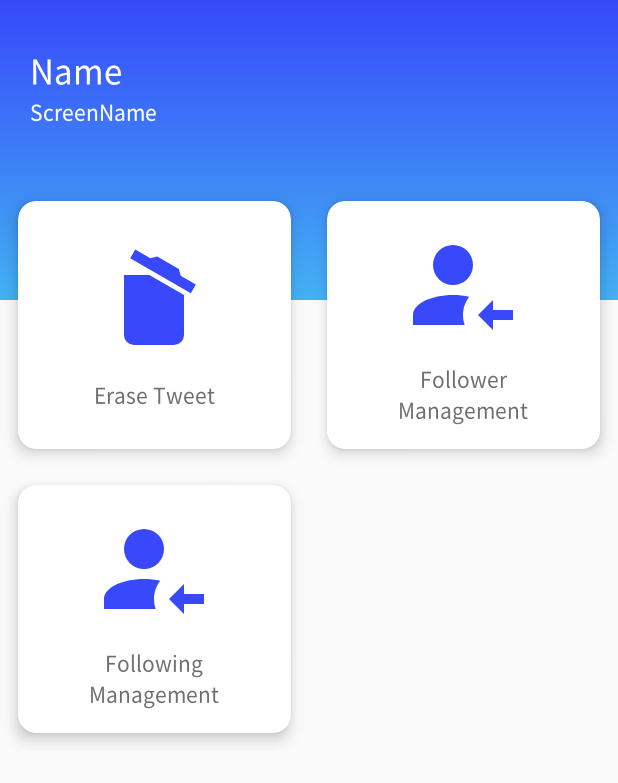
After one commit to SasarinoMARi/Tweeper, an Android app: the DashboardActivity screen opened directly, with no data from a screen before it, on a phone screen of 412 x 824 dp. The commit adds this screen. Shown: the top 783 px of the screen. Run offline under Robolectric (Android 15) with nearby library versions, the phone set to English and light mode, and no system bars; our stand-ins replace Picasso, data binding; pictures from the network do not load; 4 statements that could not run were skipped.

Commit message:
build up dashboard

```diff
--- a/app/build.gradle
+++ b/app/build.gradle
@@ -36,4 +36,6 @@ dependencies {
     androidTestImplementation 'androidx.test:runner:1.2.0'
     androidTestImplementation 'androidx.test.espresso:espresso-core:3.2.0'
     implementation project(':WebView')
+    implementation "com.google.android.material:material:1.0.0"
+    implementation 'com.squareup.picasso:picasso:2.71828'
 }
--- a/app/src/main/AndroidManifest.xml
+++ b/app/src/main/AndroidManifest.xml
@@ -11,6 +11,8 @@
             android:roundIcon="@mipmap/ic_launcher_round"
             android:supportsRtl="true"
             android:theme="@style/AppTheme">
+        <activity android:name=".DashboardActivity">
+        </activity>
         <activity android:name=".hetzer.HetzerActivity">
         </activity>
         <activity android:name=".AuthenticationActivity">
--- /dev/null
+++ b/app/src/main/java/com/sasarinomari/tweetcleaner/DashboardActivity.kt
@@ -0,0 +1,35 @@
+package com.sasarinomari.tweetcleaner
+
+import android.net.Uri
+import androidx.appcompat.app.AppCompatActivity
+import android.os.Bundle
+import twitter4j.TwitterException
+import twitter4j.TwitterFactory
+import java.io.IOException
+import android.os.Environment.getExternalStorageDirectory
+import com.squareup.picasso.Picasso
+import kotlinx.android.synthetic.main.activity_dashboard.*
+
+
+class DashboardActivity : Adam() {
+
+    override fun onCreate(savedInstanceState: Bundle?) {
+        super.onCreate(savedInstanceState)
+        setContentView(R.layout.activity_dashboard)
+        loadUserInformation()
+    }
+
+    private fun loadUserInformation() {
+        Thread(Runnable {
+            val twitter = TwitterFactory.getSingleton()
+            val me = twitter.showUser(twitter.id)
+            runOnUiThread {
+                text_Name.text = me.name
+                text_ScreenName.text = me.screenName
+                Picasso.get() // Todo: Resize 작업 필요할 지 확인하기
+                    .load(me.biggerProfileImageURL)
+                    .into(image_profilePicture)
+            }
+        }).start()
+    }
+}
--- /dev/null
+++ b/app/src/main/java/com/sasarinomari/tweetcleaner/DashboardCard.kt
@@ -0,0 +1,44 @@
+package com.sasarinomari.tweetcleaner
+
+import android.content.Context
+import android.content.res.TypedArray
+import android.util.AttributeSet
+import android.view.LayoutInflater
+import androidx.cardview.widget.CardView
+import androidx.core.content.ContextCompat
+import kotlinx.android.synthetic.main.view_dashboard_card.view.*
+
+class DashboardCard : CardView {
+    constructor(context: Context) : super(context) {
+        init(null, 0)
+    }
+
+    constructor(context: Context, attrs: AttributeSet) : super(context, attrs) {
+        init(attrs, 0)
+    }
+
+    constructor(context: Context, attrs: AttributeSet, defStyle: Int) : super(
+        context,
+        attrs,
+        defStyle
+    ) {
+        init(attrs, defStyle)
+    }
+
+    private fun init(attrs: AttributeSet?, defStyle: Int) {
+        LayoutInflater.from(context).inflate(R.layout.view_dashboard_card, this, true)
+        this.setBackgroundColor(ContextCompat.getColor(context, android.R.color.transparent))
+        val typedArray = context.obtainStyledAttributes(attrs, R.styleable.DashboardCard, defStyle, 0)
+        setTypeArray(typedArray)
+    }
+
+    private fun setTypeArray(typedArray: TypedArray) {
+        val iconAttr = typedArray.getResourceId(R.styleable.DashboardCard_icon, 0)
+        val textAttr = typedArray.getString(R.styleable.DashboardCard_text)
+
+        icon.setImageResource(iconAttr)
+        text.text = textAttr
+
+        typedArray.recycle()
+    }
+}
--- a/app/src/main/java/com/sasarinomari/tweetcleaner/MainActivity.kt
+++ b/app/src/main/java/com/sasarinomari/tweetcleaner/MainActivity.kt
@@ -14,8 +14,18 @@ class MainActivity : AppCompatActivity() {
 
     override fun onCreate(savedInstanceState: Bundle?) {
         super.onCreate(savedInstanceState)
-        startActivity(Intent(this, AuthenticationActivity::class.java))
-        main()
+        startActivityForResult(Intent(this, AuthenticationActivity::class.java), 0)
+        //main()
+    }
+
+    override fun onActivityResult(requestCode: Int, resultCode: Int, data: Intent?) {
+        when (requestCode) {
+            0 -> {
+                startActivity(Intent(this, DashboardActivity::class.java))
+                finish()
+            }
+            else -> super.onActivityResult(requestCode, resultCode, data)
+        }
     }
 
     private fun main() {
--- a/app/src/main/java/com/sasarinomari/tweetcleaner/hetzer/HetzerActivity.kt
+++ b/app/src/main/java/com/sasarinomari/tweetcleaner/hetzer/HetzerActivity.kt
@@ -22,7 +22,7 @@ class HetzerActivity : Adam(), HetzerInterface {
             Thread(Runnable {
                 getTweet {
                     for (item in it) {
-                        log("[처리 시작] : ${if (item.text.length >15) "${item.text.substring(0, 20)}.." else item.text}")
+                        log("[처리 시작] : ${if (item.text.length >15) "${item.text.substring(0, 15)}.." else item.text}")
                         when {
                             excludeMyFavorite(item) -> {
                                 log("[트윗 제외됨] : 본인이 마음에 들어한 트윗")
--- /dev/null
+++ b/app/src/main/res/drawable/account_arrow_left.xml
@@ -0,0 +1,8 @@
+<!-- drawable/account_arrow_left.xml -->
+<vector xmlns:android="http://schemas.android.com/apk/res/android"
+    android:height="24dp"
+    android:width="24dp"
+    android:viewportWidth="24"
+    android:viewportHeight="24">
+    <path android:fillColor="@color/colorPrimaryDark" android:pathData="M18,21L15,18L18,15V17H22V19H18V21M10,4A4,4 0 0,1 14,8A4,4 0 0,1 10,12A4,4 0 0,1 6,8A4,4 0 0,1 10,4M10,14C11.15,14 12.25,14.12 13.24,14.34C12.46,15.35 12,16.62 12,18C12,18.7 12.12,19.37 12.34,20H2V18C2,15.79 5.58,14 10,14Z" />
+</vector>
--- /dev/null
+++ b/app/src/main/res/drawable/account_arrow_right.xml
@@ -0,0 +1,8 @@
+<!-- drawable/account_arrow_right.xml -->
+<vector xmlns:android="http://schemas.android.com/apk/res/android"
+    android:height="24dp"
+    android:width="24dp"
+    android:viewportWidth="24"
+    android:viewportHeight="24">
+    <path android:fillColor="@color/colorPrimaryDark" android:pathData="M19,21V19H15V17H19V15L22,18L19,21M10,4A4,4 0 0,1 14,8A4,4 0 0,1 10,12A4,4 0 0,1 6,8A4,4 0 0,1 10,4M10,14C11.15,14 12.25,14.12 13.24,14.34C12.46,15.35 12,16.62 12,18C12,18.7 12.12,19.37 12.34,20H2V18C2,15.79 5.58,14 10,14Z" />
+</vector>
--- /dev/null
+++ b/app/src/main/res/drawable/delete_empty.xml
@@ -0,0 +1,8 @@
+<!-- drawable/delete_empty.xml -->
+<vector xmlns:android="http://schemas.android.com/apk/res/android"
+    android:height="24dp"
+    android:width="24dp"
+    android:viewportWidth="24"
+    android:viewportHeight="24">
+    <path android:fillColor="@color/colorPrimaryDark" android:pathData="M20.37,8.91L19.37,10.64L7.24,3.64L8.24,1.91L11.28,3.66L12.64,3.29L16.97,5.79L17.34,7.16L20.37,8.91M6,19V7H11.07L18,11V19A2,2 0 0,1 16,21H8A2,2 0 0,1 6,19Z" />
+</vector>
--- /dev/null
+++ b/app/src/main/res/drawable/gradient_title.xml
@@ -0,0 +1,8 @@
+<?xml version="1.0" encoding="utf-8"?>
+<shape xmlns:android="http://schemas.android.com/apk/res/android">
+    <gradient
+        android:angle="90"
+        android:endColor="@color/colorPrimaryDark"
+        android:startColor="@color/colorPrimary"
+        android:type="linear" />
+</shape>
--- /dev/null
+++ b/app/src/main/res/layout/activity_dashboard.xml
@@ -0,0 +1,111 @@
+<?xml version="1.0" encoding="utf-8"?>
+<layout xmlns:android="http://schemas.android.com/apk/res/android"
+    xmlns:app="http://schemas.android.com/apk/res-auto"
+    xmlns:tools="http://schemas.android.com/tools">
+
+
+    <data>
+        <variable
+            name="cardIcon"
+            type="android.graphics.drawable.Drawable" />
+        <variable
+            name="cardText"
+            type="java.lang.String" />
+    </data>
+    <ScrollView
+        android:layout_width="match_parent"
+        android:layout_height="match_parent"
+        tools:context=".DashboardActivity">
+
+        <androidx.constraintlayout.widget.ConstraintLayout
+            android:layout_width="match_parent"
+            android:layout_height="wrap_content">
+
+            <LinearLayout
+                android:layout_width="match_parent"
+                android:layout_height="200dp"
+                android:background="@drawable/gradient_title"
+                android:orientation="vertical"
+                app:layout_constraintTop_toTopOf="parent" />
+
+            <LinearLayout
+                android:layout_width="match_parent"
+                android:layout_height="wrap_content"
+                android:orientation="vertical"
+                app:layout_constraintTop_toTopOf="parent">
+
+                <RelativeLayout
+                    android:layout_width="match_parent"
+                    android:layout_height="wrap_content"
+                    android:layout_marginLeft="20dp"
+                    android:layout_marginTop="30dp"
+                    android:layout_marginRight="20dp">
+
+                    <TextView
+                        android:id="@+id/text_Name"
+                        style="@style/TextBase"
+                        android:layout_width="wrap_content"
+                        android:layout_height="wrap_content"
+                        android:text="Name"
+                        android:textColor="@color/white"
+                        android:textSize="22sp"
+                        tools:ignore="HardcodedText" />
+
+                    <TextView
+                        android:id="@+id/text_ScreenName"
+                        style="@style/TextBase"
+                        android:layout_width="wrap_content"
+                        android:layout_height="wrap_content"
+                        android:layout_below="@id/text_Name"
+                        android:text="ScreenName"
+                        android:textColor="@color/white"
+                        android:textSize="14sp"
+                        tools:ignore="HardcodedText" />
+
+                    <ImageView
+                        android:id="@+id/image_profilePicture"
+                        android:layout_width="62dp"
+                        android:layout_height="62dp"
+                        android:layout_alignParentEnd="true" />
+
+                </RelativeLayout>
+
+                <GridLayout
+                    android:layout_width="match_parent"
+                    android:layout_height="wrap_content"
+                    android:layout_marginTop="30dp"
+                    android:alignmentMode="alignMargins"
+                    android:columnCount="2"
+                    android:columnOrderPreserved="false"
+                    android:rowCount="3">
+
+                    <com.sasarinomari.tweetcleaner.DashboardCard
+                        android:layout_width="0dp"
+                        android:layout_height="wrap_content"
+                        android:layout_rowWeight="1"
+                        android:layout_columnWeight="1"
+                        app:text="@string/TweetCleaner"
+                        app:icon="@drawable/delete_empty"/>
+
+                    <com.sasarinomari.tweetcleaner.DashboardCard
+                        android:layout_width="0dp"
+                        android:layout_height="wrap_content"
+                        android:layout_rowWeight="1"
+                        android:layout_columnWeight="1"
+                        app:text="@string/FollowerManagement"
+                        app:icon="@drawable/account_arrow_left"/>
+
+                    <com.sasarinomari.tweetcleaner.DashboardCard
+                        android:layout_width="0dp"
+                        android:layout_height="wrap_content"
+                        android:layout_rowWeight="1"
+                        android:layout_columnWeight="1"
+                        app:text="@string/FollowingManagement"
+                        app:icon="@drawable/account_arrow_left"/>
+
+                </GridLayout>
+            </LinearLayout>
+
+        </androidx.constraintlayout.widget.ConstraintLayout>
+    </ScrollView>
+</layout>
--- /dev/null
+++ b/app/src/main/res/layout/view_dashboard_card.xml
@@ -0,0 +1,37 @@
+<?xml version="1.0" encoding="utf-8"?>
+<androidx.cardview.widget.CardView xmlns:android="http://schemas.android.com/apk/res/android"
+    xmlns:app="http://schemas.android.com/apk/res-auto"
+    xmlns:tools="http://schemas.android.com/tools"
+    android:layout_width="match_parent"
+    android:layout_height="match_parent"
+    android:layout_margin="12dp"
+    app:cardCornerRadius="12dp"
+    app:cardElevation="6dp">
+
+    <LinearLayout
+        android:layout_width="match_parent"
+        android:layout_height="match_parent"
+        android:gravity="center"
+        android:orientation="vertical"
+        android:padding="16dp">
+
+        <ImageView
+            android:id="@+id/icon"
+            android:layout_width="80dp"
+            android:layout_height="80dp"
+            android:src="@color/colorPrimary" />
+
+        <TextView
+            android:id="@+id/text"
+            style="@style/TextBase"
+            android:layout_width="wrap_content"
+            android:layout_height="wrap_content"
+            android:layout_marginTop="12dp"
+            android:text="텍스트"
+            android:textAlignment="center"
+            android:textColor="#6f6f6f"
+            tools:ignore="HardcodedText" />
+
+    </LinearLayout>
+
+</androidx.cardview.widget.CardView>
--- /dev/null
+++ b/app/src/main/res/values/attrs.xml
@@ -0,0 +1,7 @@
+<?xml version="1.0" encoding="utf-8"?>
+<resources>
+    <declare-styleable name="DashboardCard">
+        <attr name="text" format="reference|string" />
+        <attr name="icon" format="reference" />
+    </declare-styleable>
+</resources>
--- a/app/src/main/res/values/colors.xml
+++ b/app/src/main/res/values/colors.xml
@@ -1,6 +1,7 @@
 <?xml version="1.0" encoding="utf-8"?>
 <resources>
-    <color name="colorPrimary">#008577</color>
-    <color name="colorPrimaryDark">#00574B</color>
-    <color name="colorAccent">#D81B60</color>
+    <color name="colorPrimary">#43B1F4</color>
+    <color name="colorPrimaryDark">#3749FA</color>
+    <color name="colorAccent">#37FADC</color>
+    <color name="white">#FFFFFF</color>
 </resources>
--- a/app/src/main/res/values/strings.xml
+++ b/app/src/main/res/values/strings.xml
@@ -1,3 +1,6 @@
 <resources>
-    <string name="app_name">TweetCleaner</string>
+    <string name="app_name">Tweeper</string>
+    <string name="TweetCleaner">Erase Tweet</string>
+    <string name="FollowerManagement">Follower\nManagement</string>
+    <string name="FollowingManagement">Following\nManagement</string>
 </resources>
--- a/app/src/main/res/values/styles.xml
+++ b/app/src/main/res/values/styles.xml
@@ -1,7 +1,9 @@
 <resources>
 
     <style name="AppTheme" parent="Theme.AppCompat.Light.NoActionBar">
-        <item name="colorPrimary">@android:color/transparent</item>
+        <item name="colorPrimary">@color/colorPrimary</item>
+        <item name="colorPrimaryDark">@color/colorPrimaryDark</item>
+        <item name="colorAccent">@color/colorAccent</item>
     </style>
 
     <style name="TextBase">
```
Also changed, not shown: 1 other file.
